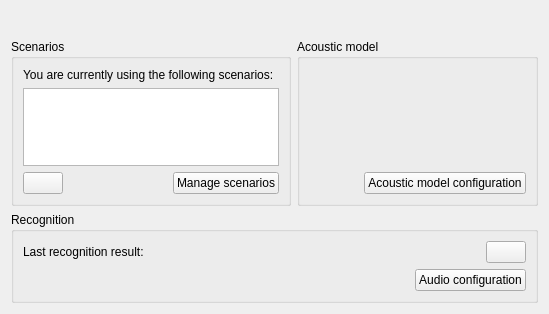
This is simon/src/welcomepage.ui in KDE/simon as Qt 5 draws it before an edit. The edited form follows.
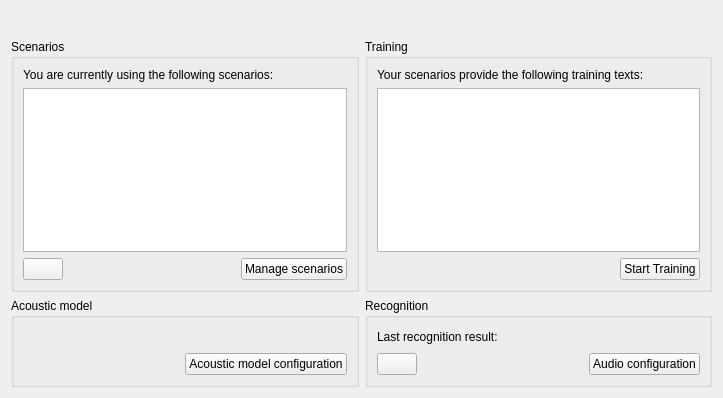
This is the edited form. Custom widgets are drawn as their Qt base class.

Commit message: Integrating training texts into welcome screen

Patch:
```diff
--- a/simon/src/welcomepage.ui
+++ b/simon/src/welcomepage.ui
@@ -6,62 +6,16 @@
    <rect>
     <x>0</x>
     <y>0</y>
-    <width>549</width>
-    <height>314</height>
+    <width>723</width>
+    <height>398</height>
    </rect>
   </property>
   <property name="windowTitle">
    <string/>
   </property>
   <layout class="QGridLayout" name="gridLayout">
-   <item row="1" column="1">
-    <widget class="QGroupBox" name="groupBox_2">
-     <property name="title">
-      <string>Acoustic model</string>
-     </property>
-     <layout class="QVBoxLayout" name="verticalLayout_3">
-      <item>
-       <widget class="QLabel" name="lbBaseModelDescription">
-        <property name="text">
-         <string/>
-        </property>
-        <property name="alignment">
-         <set>Qt::AlignLeading|Qt::AlignLeft|Qt::AlignTop</set>
-        </property>
-        <property name="wordWrap">
-         <bool>true</bool>
-        </property>
-       </widget>
-      </item>
-      <item>
-       <layout class="QHBoxLayout" name="horizontalLayout_3">
-        <item>
-         <spacer name="horizontalSpacer_3">
-          <property name="orientation">
-           <enum>Qt::Horizontal</enum>
-          </property>
-          <property name="sizeHint" stdset="0">
-           <size>
-            <width>40</width>
-            <height>20</height>
-           </size>
-          </property>
-         </spacer>
-        </item>
-        <item>
-         <widget class="KPushButton" name="pbAcousticConfiguration">
-          <property name="text">
-           <string>Acoustic model configuration</string>
-          </property>
-         </widget>
-        </item>
-       </layout>
-      </item>
-     </layout>
-    </widget>
-   </item>
    <item row="1" column="0">
-    <widget class="QGroupBox" name="groupBox">
+    <widget class="QGroupBox" name="gbScenarios">
      <property name="title">
       <string>Scenarios</string>
      </property>
@@ -106,25 +60,104 @@
      </layout>
     </widget>
    </item>
-   <item row="0" column="0" colspan="2">
-    <widget class="QLabel" name="lbWelcome">
-     <property name="font">
-      <font>
-       <pointsize>14</pointsize>
-       <weight>75</weight>
-       <bold>true</bold>
-      </font>
+   <item row="1" column="1">
+    <widget class="QGroupBox" name="gbTraining">
+     <property name="title">
+      <string>Training</string>
      </property>
+     <layout class="QVBoxLayout" name="verticalLayout_4">
+      <item>
+       <widget class="QLabel" name="lbTrainingDescription">
+        <property name="text">
+         <string>Your scenarios provide the following training texts:</string>
+        </property>
+       </widget>
+      </item>
+      <item>
+       <widget class="QTableView" name="tvTrainingTexts">
+        <property name="selectionMode">
+         <enum>QAbstractItemView::SingleSelection</enum>
+        </property>
+        <property name="selectionBehavior">
+         <enum>QAbstractItemView::SelectRows</enum>
+        </property>
+       </widget>
+      </item>
+      <item>
+       <layout class="QHBoxLayout" name="horizontalLayout_5">
+        <item>
+         <spacer name="horizontalSpacer_5">
+          <property name="orientation">
+           <enum>Qt::Horizontal</enum>
+          </property>
+          <property name="sizeHint" stdset="0">
+           <size>
+            <width>40</width>
+            <height>20</height>
+           </size>
+          </property>
+         </spacer>
+        </item>
+        <item>
+         <widget class="KPushButton" name="pbStartTraining">
+          <property name="text">
+           <string>Start Training</string>
+          </property>
+         </widget>
+        </item>
+       </layout>
+      </item>
+     </layout>
+    </widget>
+   </item>
+   <item row="2" column="0">
+    <widget class="QGroupBox" name="gbAcousticModel">
+     <property name="title">
+      <string>Acoustic model</string>
+     </property>
+     <layout class="QVBoxLayout" name="verticalLayout_3">
+      <item>
+       <widget class="QLabel" name="lbBaseModelDescription">
      <property name="text">
       <string/>
      </property>
      <property name="alignment">
-      <set>Qt::AlignCenter</set>
-     </property>
-    </widget>
-   </item>
-   <item row="3" column="0" colspan="2">
-    <widget class="QGroupBox" name="gbMicrophone">
+         <set>Qt::AlignLeading|Qt::AlignLeft|Qt::AlignTop</set>
+        </property>
+        <property name="wordWrap">
+         <bool>true</bool>
+        </property>
+       </widget>
+      </item>
+      <item>
+       <layout class="QHBoxLayout" name="horizontalLayout_3">
+        <item>
+         <spacer name="horizontalSpacer_3">
+          <property name="orientation">
+           <enum>Qt::Horizontal</enum>
+          </property>
+          <property name="sizeHint" stdset="0">
+           <size>
+            <width>40</width>
+            <height>20</height>
+           </size>
+          </property>
+         </spacer>
+        </item>
+        <item>
+         <widget class="KPushButton" name="pbAcousticConfiguration">
+          <property name="text">
+           <string>Acoustic model configuration</string>
+          </property>
+         </widget>
+        </item>
+       </layout>
+      </item>
+     </layout>
+    </widget>
+   </item>
+   <item row="2" column="1">
+    <widget class="QGroupBox" name="gbRecognition">
      <property name="title">
       <string>Recognition</string>
      </property>
@@ -158,17 +191,17 @@
           </property>
          </spacer>
         </item>
-        <item>
-         <widget class="ActionButton" name="pbActivation">
-          <property name="text">
-           <string/>
-          </property>
-         </widget>
-        </item>
        </layout>
       </item>
       <item>
        <layout class="QHBoxLayout" name="horizontalLayout">
+        <item>
+         <widget class="ActionButton" name="pbActivation">
+          <property name="text">
+           <string/>
+          </property>
+         </widget>
+        </item>
         <item>
          <spacer name="horizontalSpacer">
           <property name="orientation">
@@ -194,6 +227,23 @@
      </layout>
     </widget>
    </item>
+   <item row="0" column="0" colspan="2">
+    <widget class="QLabel" name="lbWelcome">
+     <property name="font">
+      <font>
+       <pointsize>14</pointsize>
+       <weight>75</weight>
+       <bold>true</bold>
+      </font>
+     </property>
+     <property name="text">
+      <string/>
+     </property>
+     <property name="alignment">
+      <set>Qt::AlignCenter</set>
+     </property>
+    </widget>
+   </item>
   </layout>
  </widget>
  <customwidgets>
```
Lines whose indentation alone changed are shown as unchanged. The commit also changes 14 other files.
